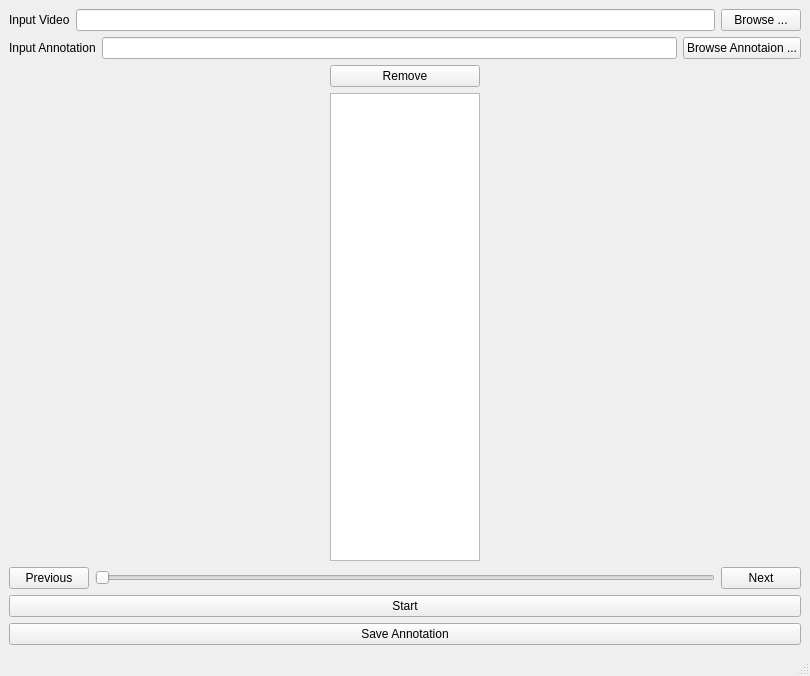
Old version of the form forms/MainWindow.ui in the repository Wolftronics-SBC/object-tracking.
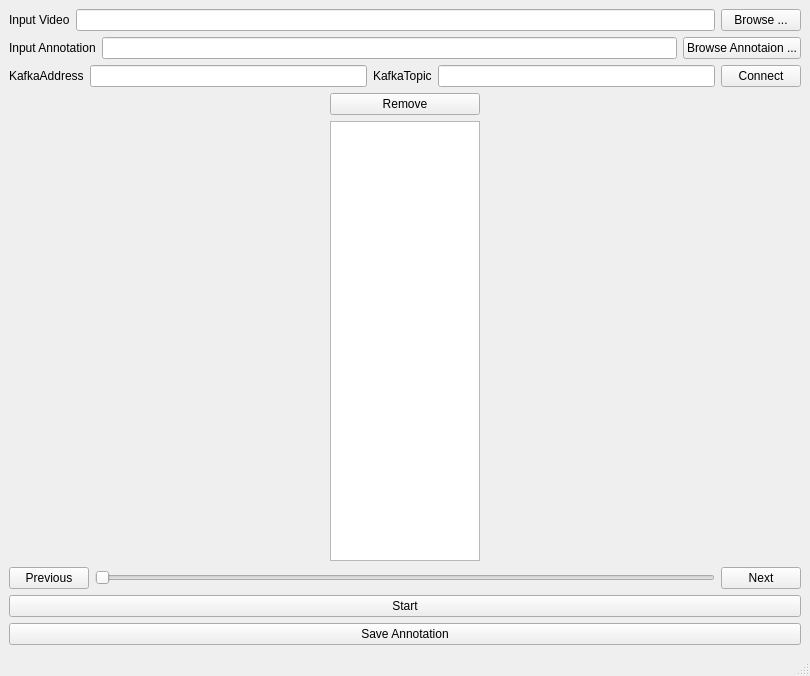
New version of the form.

Commit message: adds kafka connection ability

Diff of the .ui file:
```diff
--- a/forms/MainWindow.ui
+++ b/forms/MainWindow.ui
@@ -14,6 +14,8 @@
    <string>MainWindow</string>
   </property>
   <widget class="QWidget" name="centralwidget">
+   <layout class="QGridLayout" name="gridLayout_2">
+    <item row="0" column="0">
    <layout class="QGridLayout" name="gridLayout">
     <item row="0" column="0">
      <layout class="QHBoxLayout" name="horizontalLayout">
@@ -58,6 +60,37 @@
      </layout>
     </item>
     <item row="2" column="0">
+       <layout class="QHBoxLayout" name="horizontalLayout_5">
+        <item>
+         <widget class="QLabel" name="label_3">
+          <property name="text">
+           <string>KafkaAddress</string>
+          </property>
+         </widget>
+        </item>
+        <item>
+         <widget class="QLineEdit" name="lineEdit_kafkaAddress"/>
+        </item>
+        <item>
+         <widget class="QLabel" name="label_4">
+          <property name="text">
+           <string>KafkaTopic</string>
+          </property>
+         </widget>
+        </item>
+        <item>
+         <widget class="QLineEdit" name="lineEdit_kafkaTpoic"/>
+        </item>
+        <item>
+         <widget class="QPushButton" name="pushButton_kafkaConnect">
+          <property name="text">
+           <string>Connect</string>
+          </property>
+         </widget>
+        </item>
+       </layout>
+      </item>
+      <item row="3" column="0">
      <layout class="QHBoxLayout" name="horizontalLayout_2">
       <item>
        <layout class="QVBoxLayout" name="verticalLayout">
@@ -100,7 +133,7 @@
       </item>
      </layout>
     </item>
-    <item row="3" column="0">
+      <item row="4" column="0">
      <layout class="QHBoxLayout" name="horizontalLayout_4">
       <item>
        <widget class="QPushButton" name="pushButton_previous">
@@ -125,14 +158,14 @@
       </item>
      </layout>
     </item>
-    <item row="4" column="0">
+      <item row="5" column="0">
      <widget class="QPushButton" name="pushButton_start">
       <property name="text">
        <string>Start</string>
       </property>
      </widget>
     </item>
-    <item row="5" column="0">
+      <item row="6" column="0">
      <widget class="QPushButton" name="pushButton_save_annotation">
       <property name="text">
        <string>Save Annotation</string>
@@ -140,6 +173,8 @@
      </widget>
     </item>
    </layout>
+    </item>
+   </layout>
   </widget>
   <widget class="QMenuBar" name="menubar">
    <property name="geometry">
@@ -147,7 +182,7 @@
      <x>0</x>
      <y>0</y>
      <width>810</width>
-     <height>19</height>
+     <height>22</height>
     </rect>
    </property>
   </widget>
```
Lines whose indentation alone changed are shown as unchanged. The commit also changes 3 other files.
